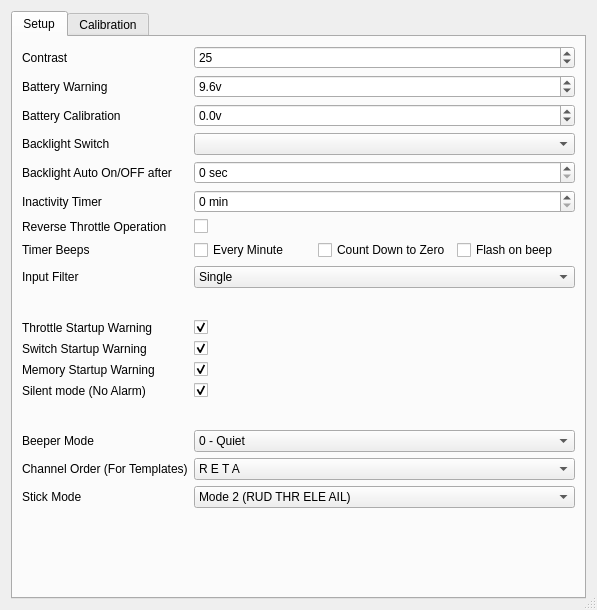
Before: the Qt Designer form src/generaledit.ui in xhorizont/eepe, drawn with Qt 5.
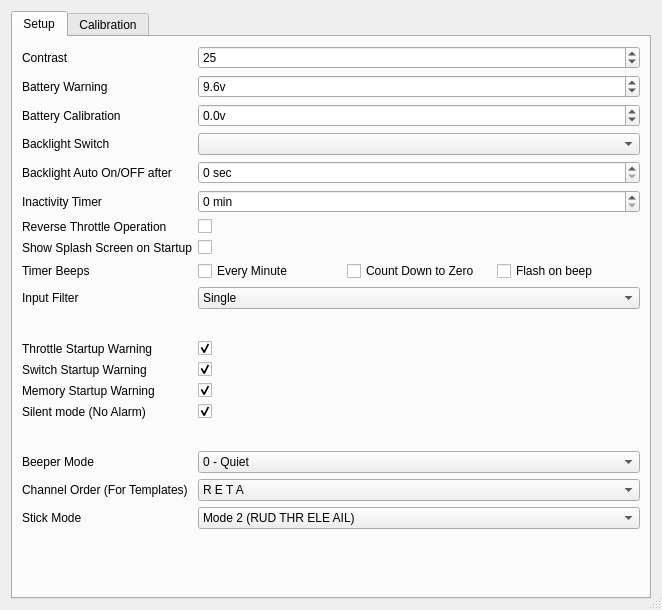
After: the same form once the commit is applied. Icons and pictures are not drawn.

The edit to the form file:
```diff
--- a/src/generaledit.ui
+++ b/src/generaledit.ui
@@ -6,7 +6,7 @@
    <rect>
     <x>0</x>
     <y>0</y>
-    <width>597</width>
+    <width>662</width>
     <height>610</height>
    </rect>
   </property>
@@ -258,14 +258,14 @@
          </property>
         </widget>
        </item>
-       <item row="7" column="0">
+       <item row="9" column="0">
         <widget class="QLabel" name="label_28">
          <property name="text">
           <string>Timer Beeps</string>
          </property>
         </widget>
        </item>
-       <item row="7" column="1">
+       <item row="9" column="1">
         <layout class="QHBoxLayout" name="horizontalLayout">
          <item>
           <widget class="QCheckBox" name="beepMinuteChkB">
@@ -307,14 +307,14 @@
          </item>
         </layout>
        </item>
-       <item row="8" column="0">
+       <item row="10" column="0">
         <widget class="QLabel" name="label_8">
          <property name="text">
           <string>Input Filter</string>
          </property>
         </widget>
        </item>
-       <item row="8" column="1">
+       <item row="10" column="1">
         <widget class="QComboBox" name="inputfilterCB">
          <item>
           <property name="text">
@@ -333,7 +333,7 @@
          </item>
         </widget>
        </item>
-       <item row="9" column="1">
+       <item row="11" column="1">
         <spacer name="horizontalSpacer_2">
          <property name="orientation">
           <enum>Qt::Horizontal</enum>
@@ -346,14 +346,14 @@
          </property>
         </spacer>
        </item>
-       <item row="10" column="0">
+       <item row="12" column="0">
         <widget class="QLabel" name="label_9">
          <property name="text">
           <string>Throttle Startup Warning</string>
          </property>
         </widget>
        </item>
-       <item row="10" column="1">
+       <item row="12" column="1">
         <widget class="QCheckBox" name="thrwarnChkB">
          <property name="whatsThis">
           <string>&lt;!DOCTYPE HTML PUBLIC &quot;-//W3C//DTD HTML 4.0//EN&quot; &quot;http://www.w3.org/TR/REC-html40/strict.dtd&quot;&gt;
@@ -379,14 +379,14 @@
          </property>
         </widget>
        </item>
-       <item row="11" column="0">
+       <item row="13" column="0">
         <widget class="QLabel" name="label_10">
          <property name="text">
           <string>Switch Startup Warning</string>
          </property>
         </widget>
        </item>
-       <item row="11" column="1">
+       <item row="13" column="1">
         <widget class="QCheckBox" name="switchwarnChkB">
          <property name="whatsThis">
           <string>&lt;!DOCTYPE HTML PUBLIC &quot;-//W3C//DTD HTML 4.0//EN&quot; &quot;http://www.w3.org/TR/REC-html40/strict.dtd&quot;&gt;
@@ -409,14 +409,14 @@
          </property>
         </widget>
        </item>
-       <item row="12" column="0">
+       <item row="14" column="0">
         <widget class="QLabel" name="label_11">
          <property name="text">
           <string>Memory Startup Warning</string>
          </property>
         </widget>
        </item>
-       <item row="12" column="1">
+       <item row="14" column="1">
         <widget class="QCheckBox" name="memwarnChkB">
          <property name="whatsThis">
           <string>&lt;!DOCTYPE HTML PUBLIC &quot;-//W3C//DTD HTML 4.0//EN&quot; &quot;http://www.w3.org/TR/REC-html40/strict.dtd&quot;&gt;
@@ -439,14 +439,14 @@
          </property>
         </widget>
        </item>
-       <item row="13" column="0">
+       <item row="15" column="0">
         <widget class="QLabel" name="label_27">
          <property name="text">
           <string>Silent mode (No Alarm)</string>
          </property>
         </widget>
        </item>
-       <item row="13" column="1">
+       <item row="15" column="1">
         <widget class="QCheckBox" name="alarmwarnChkB">
          <property name="whatsThis">
           <string>&lt;!DOCTYPE HTML PUBLIC &quot;-//W3C//DTD HTML 4.0//EN&quot; &quot;http://www.w3.org/TR/REC-html40/strict.dtd&quot;&gt;
@@ -469,7 +469,7 @@
          </property>
         </widget>
        </item>
-       <item row="14" column="1">
+       <item row="16" column="1">
         <spacer name="horizontalSpacer">
          <property name="orientation">
           <enum>Qt::Horizontal</enum>
@@ -482,14 +482,14 @@
          </property>
         </spacer>
        </item>
-       <item row="15" column="0">
+       <item row="17" column="0">
         <widget class="QLabel" name="label_12">
          <property name="text">
           <string>Beeper Mode</string>
          </property>
         </widget>
        </item>
-       <item row="15" column="1">
+       <item row="17" column="1">
         <widget class="QComboBox" name="beeperCB">
          <property name="toolTip">
           <string/>
@@ -533,14 +533,14 @@
          </item>
         </widget>
        </item>
-       <item row="16" column="0">
+       <item row="18" column="0">
         <widget class="QLabel" name="label_13">
          <property name="text">
           <string>Channel Order (For Templates)</string>
          </property>
         </widget>
        </item>
-       <item row="16" column="1">
+       <item row="18" column="1">
         <widget class="QComboBox" name="channelorderCB">
          <property name="toolTip">
           <string/>
@@ -678,14 +678,14 @@
          </item>
         </widget>
        </item>
-       <item row="17" column="0">
+       <item row="19" column="0">
         <widget class="QLabel" name="label_14">
          <property name="text">
           <string>Stick Mode</string>
          </property>
         </widget>
        </item>
-       <item row="17" column="1">
+       <item row="19" column="1">
         <widget class="QComboBox" name="stickmodeCB">
          <property name="toolTip">
           <string/>
@@ -739,6 +739,26 @@
          </item>
         </widget>
        </item>
+       <item row="7" column="0">
+        <widget class="QLabel" name="label_29">
+         <property name="text">
+          <string>Show Splash Screen on Startup</string>
+         </property>
+        </widget>
+       </item>
+       <item row="7" column="1">
+        <widget class="QCheckBox" name="splashScreenChkB">
+         <property name="toolTip">
+          <string>Show splash screen on startup</string>
+         </property>
+         <property name="whatsThis">
+          <string>Show splash screen on startup</string>
+         </property>
+         <property name="text">
+          <string/>
+         </property>
+        </widget>
+       </item>
       </layout>
      </widget>
      <widget class="QWidget" name="tabCalibration">
```
